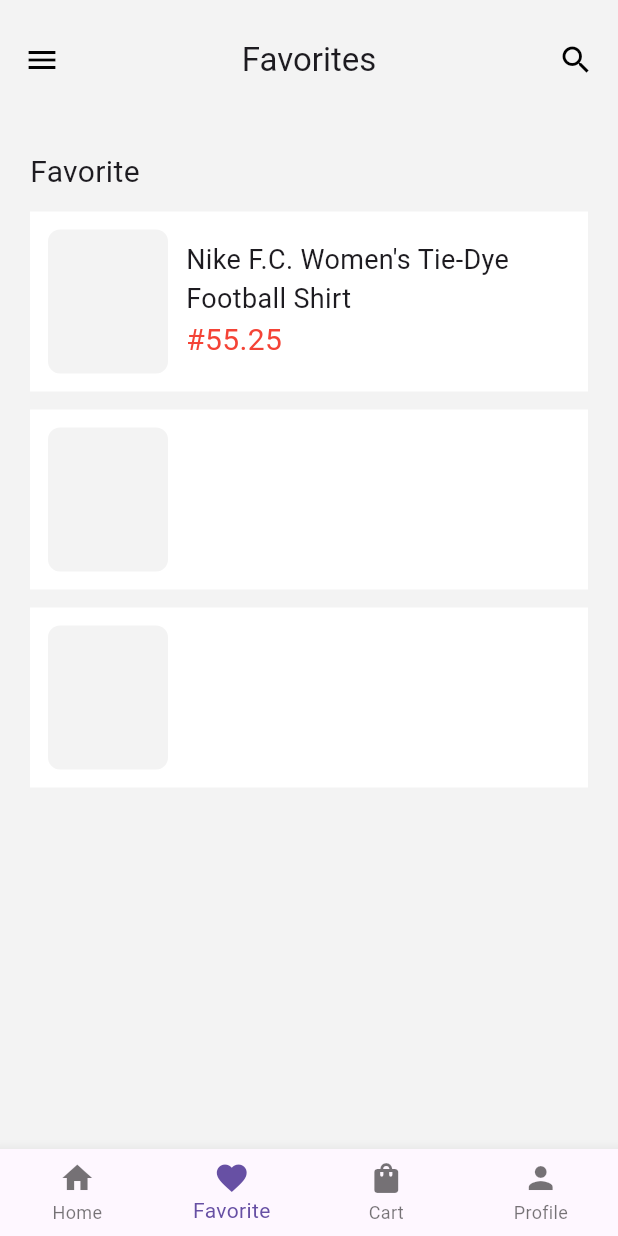
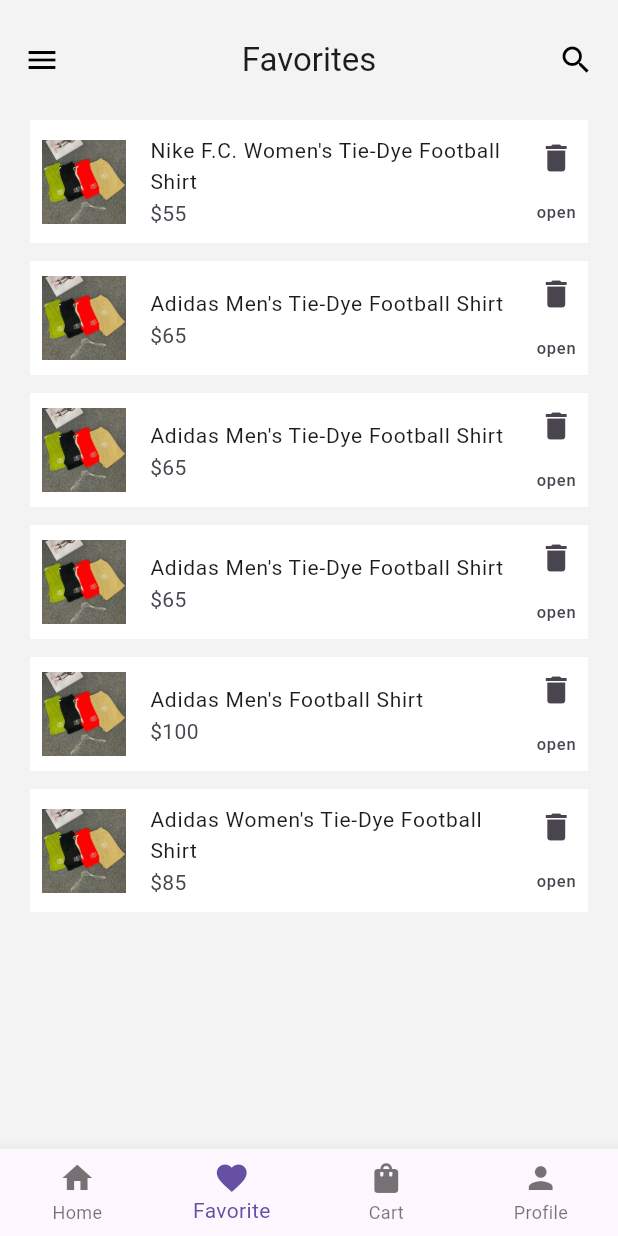
Before and after one commit to holumuyiwa-emnac/store-app, a Flutter app: the screen it shows after launch, item 2 of the bottom bar chosen, on a phone screen of 412 x 824 dp. Run offline on Flutter 3.47's test engine with Material 3 defaults, Android fonts, the phone set to English and light mode, and no system bars.

Commit message:
"Updated cart page, favorite page, home page, and product page UI, added category cards, and included new image assets."

```diff
--- a/lib/Pages/favorite_page.dart
+++ b/lib/Pages/favorite_page.dart
@@ -3,101 +3,79 @@
 import 'package:flutter/material.dart';
 
 class FavoritePage extends StatelessWidget {
-  const FavoritePage({super.key});
+  final List favorites = [
+    {
+      'name': "Nike F.C. Women's Tie-Dye Football Shirt",
+      'image': 'product.png',
+      'price': 55
+    },
+    {
+      'name': "Adidas Men's Tie-Dye Football Shirt",
+      'image': 'product.png',
+      'price': 65
+    },
+    {
+      'name': "Adidas Men's Tie-Dye Football Shirt",
+      'image': 'product.png',
+      'price': 65
+    },
+    {
+      'name': "Adidas Men's Tie-Dye Football Shirt",
+      'image': 'product.png',
+      'price': 65
+    },
+    {
+      'name': "Adidas Men's Football Shirt",
+      'image': 'product.png',
+      'price': 100
+    },
+    {
+      'name': "Adidas Women's Tie-Dye Football Shirt",
+      'image': 'product.png',
+      'price': 85
+    },
+  ];
+  FavoritePage({super.key});
 
   @override
   Widget build(BuildContext context) {
     return Scaffold(
       backgroundColor: Color.fromARGB(255, 243, 243, 243),
       body: SingleChildScrollView(
-        padding: EdgeInsets.fromLTRB(20, 20, 20, 20),
+        padding: EdgeInsets.fromLTRB(20, 0, 20, 20),
         child: Column(
           //align to left
           crossAxisAlignment: CrossAxisAlignment.start,
           children: [
-            Text(
-              'Favorite',
-              style: TextStyle(fontSize: 20),
-            ),
-            SizedBox(
-              height: 12,
-            ),
-            Column(
-              children: [
-                Container(
-                  height: 120,
-                  padding: EdgeInsets.all(12),
-                  decoration: BoxDecoration(color: Colors.white),
-                  child: Row(
-                    children: [
-                      Container(
-                        width: 80,
-                        decoration: BoxDecoration(
-                            color: Color.fromRGBO(243, 243, 243, 1),
-                            borderRadius: BorderRadius.circular(8)),
-                      ),
-                      SizedBox(
-                        width: 12,
-                      ),
-                      Expanded(
-                        child: Column(
-                          mainAxisAlignment: MainAxisAlignment.center,
-                          crossAxisAlignment: CrossAxisAlignment.start,
-                          children: [
-                            Text(
-                              "Nike F.C. Women's Tie-Dye Football Shirt",
-                              style: TextStyle(fontSize: 18),
-                            ),
-                            Text(
-                              '#55.25',
-                              style: TextStyle(
-                                fontSize: 20,
-                                color: Colors.red,
-                              ),
-                            ),
-                          ],
-                        ),
-                      ),
-                    ],
+            ListView.builder(
+              shrinkWrap: true,
+              itemCount: favorites.length,
+              itemBuilder: (BuildContext context, index) {
+                return Padding(
+                  padding: EdgeInsets.only(bottom: 12),
+                  child: ListTile(
+                    contentPadding: EdgeInsets.fromLTRB(8, 2, 8, 2),
+                    tileColor: Colors.white,
+                    leading: Image(
+                        image:
+                            AssetImage('assets/${favorites[index]['image']}')),
+                    title: Text(
+                      favorites[index]['name'],
+                      style: TextStyle(fontSize: 14),
+                      overflow: TextOverflow.ellipsis,
+                      maxLines: 2,
+                    ),
+                    subtitle: Text('\$${favorites[index]['price'].toString()}'),
+                    trailing: Column(
+                      mainAxisAlignment: MainAxisAlignment.spaceBetween,
+                      children: [
+                        Icon(Icons.delete),
+                        GestureDetector(onTap: () {}, child: Text('open'))
+                      ],
+                    ),
                   ),
-                ),
-                SizedBox(
-                  height: 12,
-                ),
-                Container(
-                  height: 120,
-                  padding: EdgeInsets.all(12),
-                  decoration: BoxDecoration(color: Colors.white),
-                  child: Row(
-                    children: [
-                      Container(
-                        width: 80,
-                        decoration: BoxDecoration(
-                            color: Color.fromRGBO(243, 243, 243, 1),
-                            borderRadius: BorderRadius.circular(8)),
-                      ),
-                    ],
-                  ),
-                ),
-                SizedBox(
-                  height: 12,
-                ),
-                Container(
-                  height: 120,
-                  padding: EdgeInsets.all(12),
-                  decoration: BoxDecoration(color: Colors.white),
-                  child: Row(
-                    children: [
-                      Container(
-                        width: 80,
-                        decoration: BoxDecoration(
-                            color: Color.fromRGBO(243, 243, 243, 1),
-                            borderRadius: BorderRadius.circular(8)),
-                      ),
-                    ],
-                  ),
-                )
-              ],
+                );
+              },
             )
           ],
         ),
--- a/lib/Pages/product_page.dart
+++ b/lib/Pages/product_page.dart
@@ -37,7 +37,7 @@ class _ProductPageState extends State<ProductPage> {
       body: ListView(
         children: [
           SingleChildScrollView(
-            padding: EdgeInsets.fromLTRB(20, 20, 20, 20),
+            padding: EdgeInsets.fromLTRB(20, 0, 20, 20),
             child: Container(
               height: 400,
               decoration: BoxDecoration(
--- a/pubspec.yaml
+++ b/pubspec.yaml
@@ -61,6 +61,9 @@ flutter:
   # To add assets to your application, add an assets section, like this:
   assets:
      - assets/product.png
+     - assets/women.png
+     - assets/men.png
+     - assets/kids.png
 
   # An image asset can refer to one or more resolution-specific "variants", see
   # https://flutter.dev/assets-and-images/#resolution-aware
```
Also changed, not shown: lib/Pages/cart_page.dart (+30 -88 lines), lib/Pages/home_page.dart (+39 -23 lines), lib/components/category_card.dart (added, +44 -0 lines), assets/kids.png (added), assets/men.png (added), assets/product.png, assets/women.png (added).
